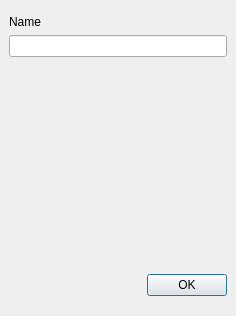
This is src/corelayers/contactlist/simpletagseditor/simpletagseditor.ui in euroelessar/qutim as Qt 5 draws it before an edit. The edited form follows.
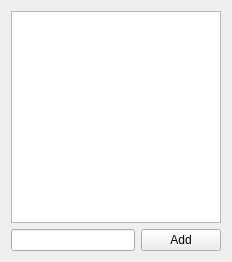
This is the edited form. The open tabs and pages were chosen to show the change. Custom widgets are drawn as their Qt base class.

```diff
--- a/src/corelayers/contactlist/simpletagseditor/simpletagseditor.ui
+++ b/src/corelayers/contactlist/simpletagseditor/simpletagseditor.ui
@@ -6,84 +6,42 @@
    <rect>
     <x>0</x>
     <y>0</y>
-    <width>236</width>
-    <height>316</height>
+    <width>232</width>
+    <height>262</height>
    </rect>
   </property>
   <property name="windowTitle">
    <string>Form</string>
   </property>
   <layout class="QGridLayout" name="gridLayout_2">
-   <property name="leftMargin">
-    <number>0</number>
-   </property>
-   <property name="topMargin">
-    <number>0</number>
-   </property>
-   <property name="rightMargin">
-    <number>0</number>
-   </property>
-   <item row="0" column="0">
-    <widget class="ActionToolBar" name="actionBar" native="true"/>
+   <item row="0" column="0" colspan="2">
+    <widget class="QListWidget" name="listWidget"/>
    </item>
    <item row="1" column="0">
-    <widget class="QStackedWidget" name="stackedWidget">
-     <property name="currentIndex">
-      <number>0</number>
+    <widget class="QLineEdit" name="lineEdit">
+     <property name="sizePolicy">
+      <sizepolicy hsizetype="Expanding" vsizetype="Fixed">
+       <horstretch>0</horstretch>
+       <verstretch>0</verstretch>
+      </sizepolicy>
      </property>
-     <widget class="QWidget" name="page">
-      <layout class="QGridLayout" name="gridLayout">
-       <item row="0" column="0">
-        <widget class="QListWidget" name="listWidget"/>
-       </item>
-      </layout>
-     </widget>
-     <widget class="QWidget" name="page_2">
-      <layout class="QVBoxLayout" name="verticalLayout">
-       <item>
-        <widget class="QLabel" name="label">
-         <property name="text">
-          <string>Name</string>
-         </property>
-        </widget>
-       </item>
-       <item>
-        <widget class="QLineEdit" name="lineEdit"/>
-       </item>
-       <item>
-        <spacer name="verticalSpacer">
-         <property name="orientation">
-          <enum>Qt::Vertical</enum>
-         </property>
-         <property name="sizeHint" stdset="0">
-          <size>
-           <width>20</width>
-           <height>40</height>
-          </size>
-         </property>
-        </spacer>
-       </item>
-       <item>
-        <widget class="QDialogButtonBox" name="buttonBox">
-         <property name="standardButtons">
-          <set>QDialogButtonBox::Ok</set>
-         </property>
-        </widget>
-       </item>
-      </layout>
-     </widget>
+    </widget>
+   </item>
+   <item row="1" column="1">
+    <widget class="QPushButton" name="addButton">
+     <property name="sizePolicy">
+      <sizepolicy hsizetype="Fixed" vsizetype="Fixed">
+       <horstretch>0</horstretch>
+       <verstretch>0</verstretch>
+      </sizepolicy>
+     </property>
+     <property name="text">
+      <string>Add</string>
+     </property>
     </widget>
    </item>
   </layout>
  </widget>
- <customwidgets>
-  <customwidget>
-   <class>ActionToolBar</class>
-   <extends>QWidget</extends>
-   <header>libqutim/actiontoolbar.h</header>
-   <container>1</container>
-  </customwidget>
- </customwidgets>
  <resources/>
  <connections/>
 </ui>
```
Left out of the diff: 2 changed lines with no effect on the pictures.
